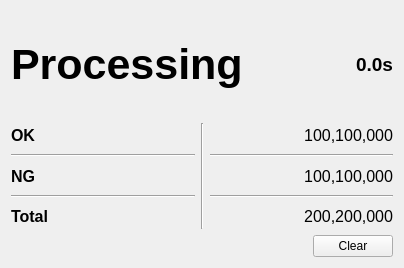
Above: showinfo4result.ui from YeeeeRQ/SpeakerTest before the change. Below: the same form after it.
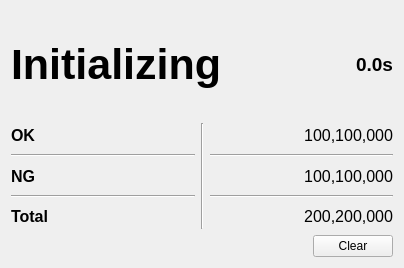
That is the form after the change.

The edit to the form file:
```diff
--- a/showinfo4result.ui
+++ b/showinfo4result.ui
@@ -25,7 +25,7 @@
         </font>
        </property>
        <property name="text">
-        <string>Processing</string>
+        <string>Initializing</string>
        </property>
       </widget>
      </item>
```
